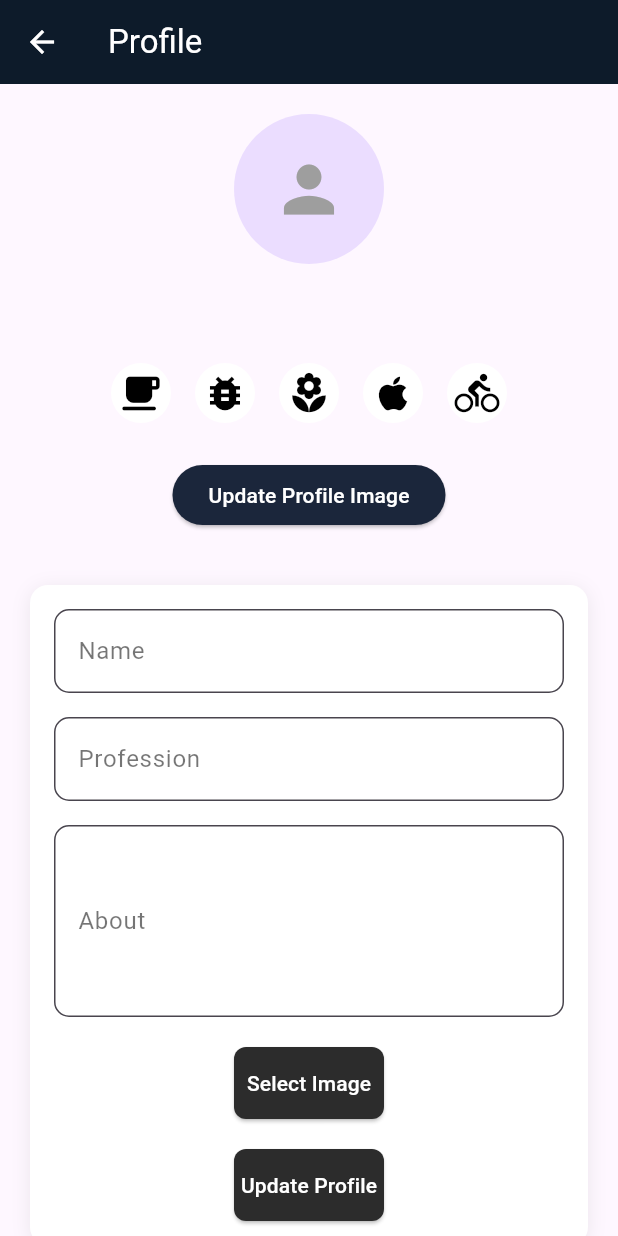
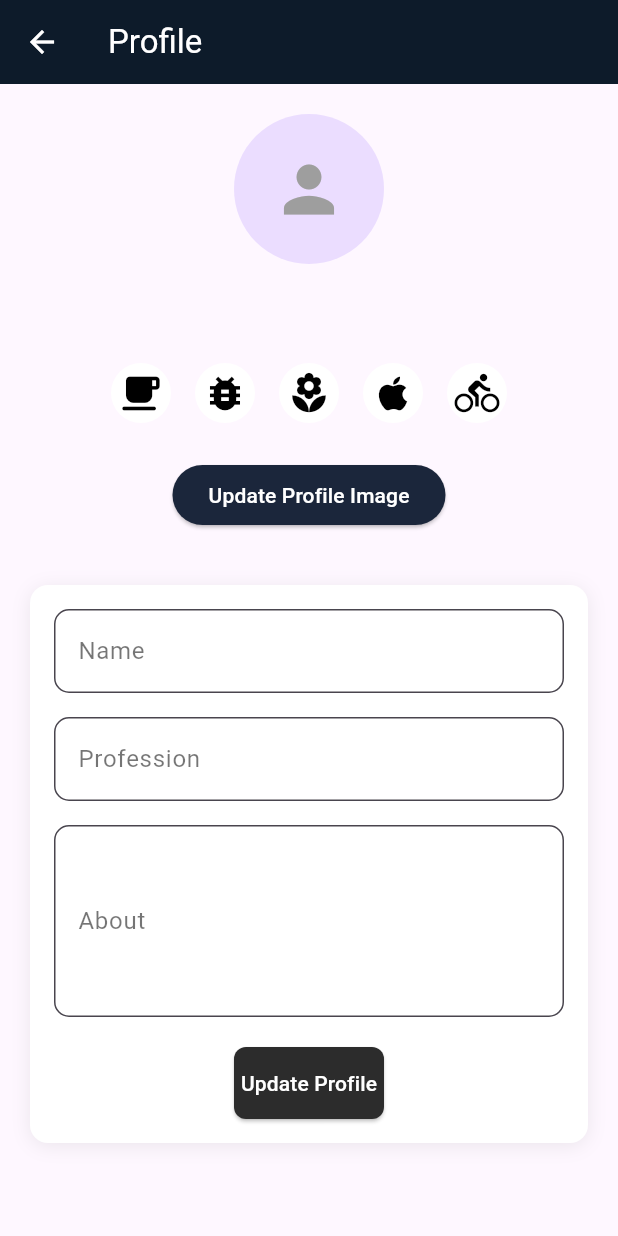
Before and after one commit to vuevskiN/fiverup, a Flutter app: the ProfileScreen screen opened directly with empty values, on a phone screen of 412 x 824 dp. Run offline on Flutter 3.47's test engine with Material 3 defaults, Android fonts, the light colour scheme and no system bars; our stand-ins replace cloud_firestore, firebase_auth, firebase_core, google_fonts; accounts and stored records are empty.

Commit message:
design look for profile view and filter screen

```diff
--- a/fiverup/lib/profile/profile_form.dart
+++ b/fiverup/lib/profile/profile_form.dart
@@ -190,22 +190,7 @@ class _ProfileFormState extends State<ProfileForm> {
                 return null;
               },
             ),
-            const SizedBox(height: 20),
-            ElevatedButton(
-              onPressed: _selectImage, // Trigger image selection
-              style: ElevatedButton.styleFrom(
-                padding: const EdgeInsets.symmetric(vertical: 14),
-                backgroundColor: const Color(0xFF2C2C2C),
-                minimumSize: const Size(100, 48),
-                shape: RoundedRectangleBorder(
-                  borderRadius: BorderRadius.circular(8),
-                ),
-              ),
-              child: const Text(
-                'Select Image',
-                style: TextStyle(color: Colors.white),
-              ),
-            ),
+
             const SizedBox(height: 20),
             ElevatedButton(
               onPressed: _updateProfile,
```
Also changed, not shown: fiverup/lib/filter/search_screen.dart (+0 -13 lines).
